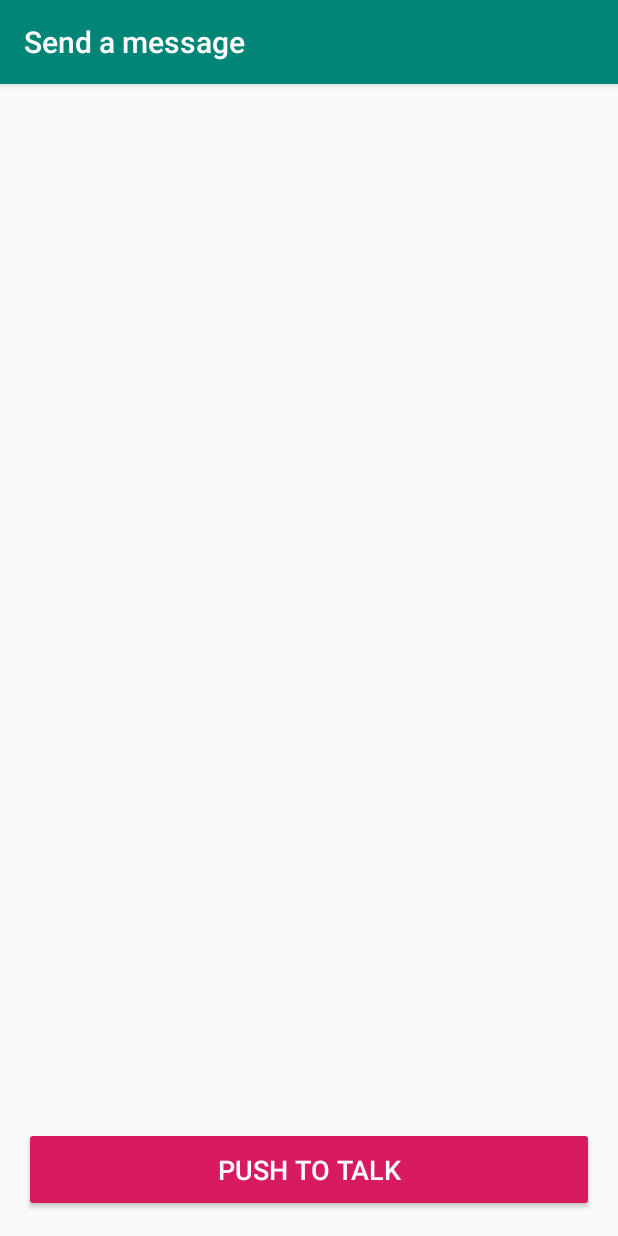
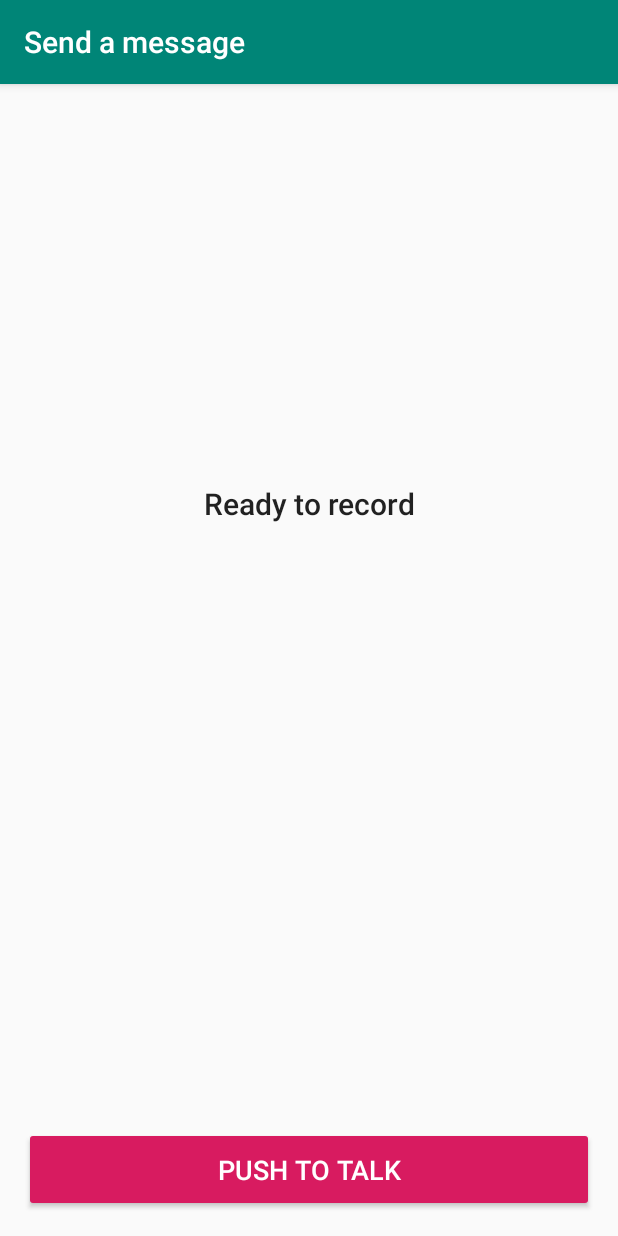
Before and after one commit to mattlogan/push-to-talk-android, an Android app: the screen it shows after launch (SendMessageActivity), on a phone screen of 412 x 824 dp. Run offline under Robolectric (Android 15) with nearby library versions, the phone set to English and light mode, and no system bars; our stand-ins replace Dagger/Hilt's generated code, Firebase (no records; nobody signed in at launch, a user with empty details on screens opened directly), RxJava; libraries missing offline, so code that uses them is left out: com.jakewharton.rxrelay2; 3 statements that could not run were skipped.

Commit message:
Add status TextView

```diff
--- a/sendmessage/src/main/java/me/mattlogan/sendmessage/SendMessageFragment.kt
+++ b/sendmessage/src/main/java/me/mattlogan/sendmessage/SendMessageFragment.kt
@@ -3,13 +3,17 @@ package me.mattlogan.sendmessage
 import android.Manifest
 import android.annotation.SuppressLint
 import android.os.Bundle
+import android.text.method.LinkMovementMethod
+import android.text.util.Linkify
 import android.util.Log
 import android.view.LayoutInflater
 import android.view.MotionEvent
 import android.view.View
 import android.view.ViewGroup
 import android.widget.Button
+import android.widget.TextView
 import android.widget.Toolbar
+import androidx.core.text.util.LinkifyCompat
 import androidx.fragment.app.Fragment
 import com.jakewharton.rxrelay2.PublishRelay
 import dagger.android.support.AndroidSupportInjection
@@ -22,6 +26,7 @@ class SendMessageFragment : Fragment(), SendMessagePresenter.Target {
 
   private lateinit var toolbar: Toolbar
   private lateinit var pushToTalkButton: Button
+  private lateinit var statusText: TextView
 
   private val startRecordingRelay = PublishRelay.create<StartRecordingEvent>()
   private val stopRecordingRelay = PublishRelay.create<StopRecordingEvent>()
@@ -45,6 +50,7 @@ class SendMessageFragment : Fragment(), SendMessagePresenter.Target {
 
     toolbar = view.findViewById(R.id.send_message_toolbar)
     pushToTalkButton = view.findViewById(R.id.send_message_push_to_talk_button)
+    statusText = view.findViewById(R.id.send_message_status_text)
 
     toolbar.title = getString(R.string.send_a_message)
     requireActivity().setActionBar(toolbar)
@@ -63,6 +69,8 @@ class SendMessageFragment : Fragment(), SendMessagePresenter.Target {
       return@setOnTouchListener false
     }
 
+
+
     // Let's just assume the user grants permission. If they deny, we'll show an error
     // when they try to record.
     requestPermissions(arrayOf(Manifest.permission.RECORD_AUDIO), recordAudioRequestCode)
@@ -74,15 +82,20 @@ class SendMessageFragment : Fragment(), SendMessagePresenter.Target {
           when (event) {
             is SendMessageUpdate.ShowError -> {
               Log.d("debug_log", "show error")
+              statusText.text = getString(R.string.generic_error)
             }
             is SendMessageUpdate.ShowRecording -> {
               Log.d("debug_log", "show recording")
+              statusText.text = getString(R.string.recording)
             }
             is SendMessageUpdate.ShowSending -> {
               Log.d("debug_log", "show sending")
+              statusText.text = getString(R.string.sending)
             }
             is SendMessageUpdate.ShowSent -> {
               Log.d("debug_log", "show sent, url: ${event.fileUrl}")
+              statusText.text = getString(R.string.message_sent, event.fileUrl)
+              LinkifyCompat.addLinks(statusText, Linkify.ALL)
             }
           }
         }
--- a/sendmessage/src/main/res/layout/send_message_fragment.xml
+++ b/sendmessage/src/main/res/layout/send_message_fragment.xml
@@ -1,6 +1,7 @@
 <?xml version="1.0" encoding="utf-8"?>
 <androidx.constraintlayout.widget.ConstraintLayout xmlns:android="http://schemas.android.com/apk/res/android"
     xmlns:app="http://schemas.android.com/apk/res-auto"
+    xmlns:tools="http://schemas.android.com/tools"
     android:layout_width="match_parent"
     android:layout_height="match_parent">
 
@@ -11,6 +12,20 @@
         android:background="?attr/colorPrimary"
         android:elevation="4dp"
         android:theme="@style/ThemeOverlay.AppCompat.Dark.ActionBar"
+        app:layout_constraintLeft_toLeftOf="parent"
+        app:layout_constraintRight_toRightOf="parent"
+        app:layout_constraintTop_toTopOf="parent" />
+
+    <TextView
+        android:id="@+id/send_message_status_text"
+        style="@style/TextAppearance.AppCompat.Title"
+        android:layout_width="0dp"
+        android:layout_height="wrap_content"
+        android:layout_margin="@dimen/standard_margin"
+        android:gravity="center_horizontal"
+        android:text="@string/ready_to_record"
+        app:layout_constraintVertical_bias="0.4"
+        app:layout_constraintBottom_toBottomOf="parent"
         app:layout_constraintLeft_toLeftOf="parent"
         app:layout_constraintRight_toRightOf="parent"
         app:layout_constraintTop_toTopOf="parent" />
--- a/uicommon/src/main/res/values/strings.xml
+++ b/uicommon/src/main/res/values/strings.xml
@@ -4,4 +4,10 @@
     <string name="send_a_message">Send a message</string>
     <string name="push_to_talk">Push to talk</string>
 
+    <string name="ready_to_record">Ready to record</string>
+    <string name="recording">Recording…</string>
+    <string name="sending">Sending…</string>
+    <string name="message_sent">Message sent!\n\n%s</string>
+    <string name="generic_error">There was an error!</string>
+
 </resources>
```
